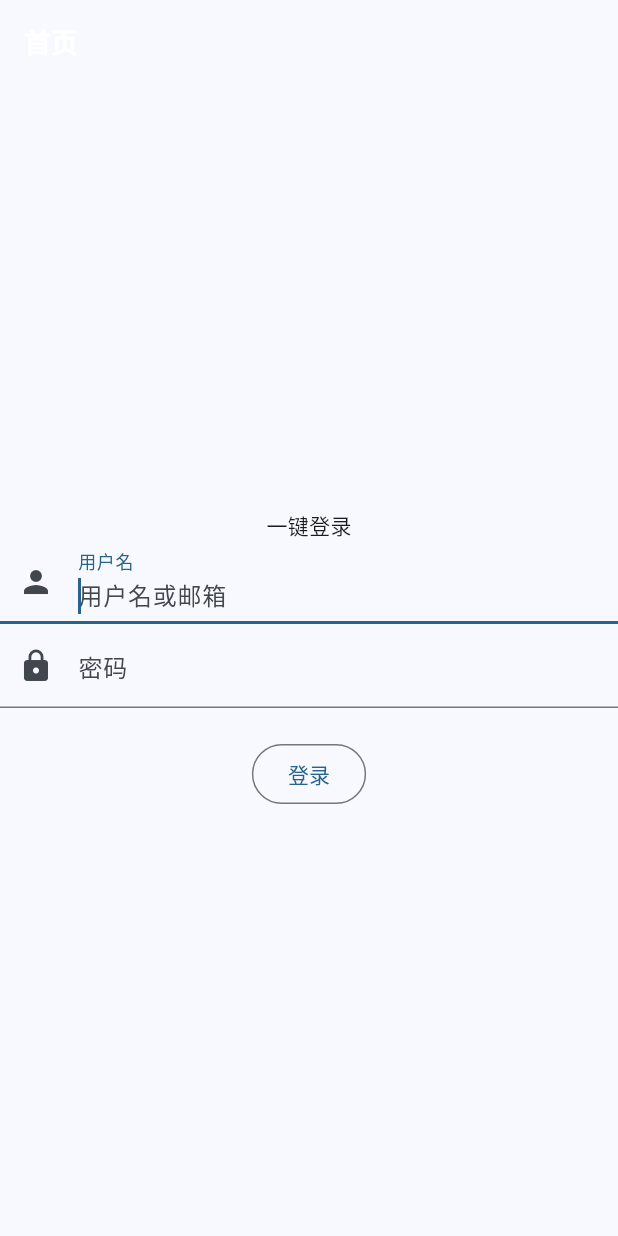
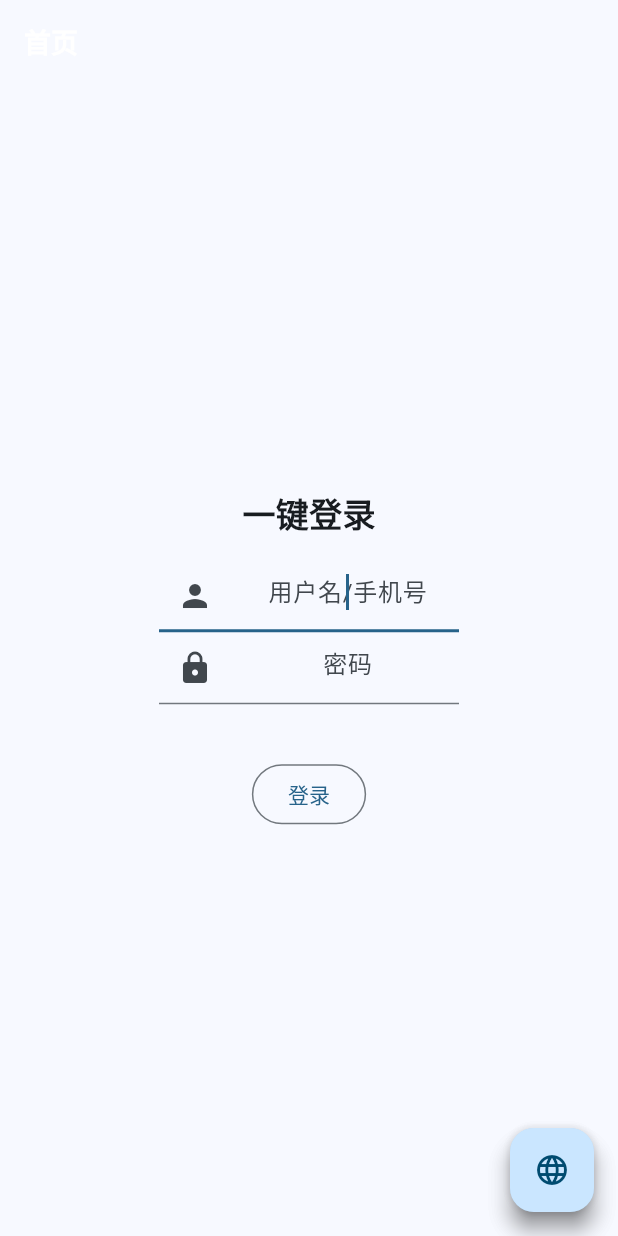
Before and after one commit to fennland/pin_demo, a Flutter app: the screen it shows after launch, on a phone screen of 412 x 824 dp. Run offline on Flutter 3.47's test engine with Material 2 defaults, Android fonts, the light colour scheme and no system bars; our stand-ins replace cached_network_image, flutter_cache_manager, fluttertoast, percent_indicator, permission_handler; missing offline and left inert: flutter_baidu_mapapi_base, flutter_baidu_mapapi_map, flutter_bmflocation, window_manager.

Commit message:
new bugs

```diff
--- a/lib/src/login/login.dart
+++ b/lib/src/login/login.dart
@@ -31,33 +31,53 @@ class _loginPageState extends State<loginPage> {
           ),
           centerTitle: false,
         ),
-      body: Column(
+        body: Center(
+          child: Column(
             mainAxisAlignment: MainAxisAlignment.center,
             crossAxisAlignment: CrossAxisAlignment.center,
             children: [
-          const Text("一键登录"),
-          const TextField(
+              Padding(
+                padding: const EdgeInsets.all(16.0),
+                child: Text(languageProvider.get("onekeyLogin"),
+                    style: const TextStyle(
+                        fontSize: 22.0, fontWeight: FontWeight.bold)),
+              ),
+              SizedBox(
+                width: 200.0,
+                child: TextField(
                   autofocus: true,
                   decoration: InputDecoration(
-                labelText: "用户名",
-                hintText: "用户名或邮箱",
+                      hintText: languageProvider.get("usernameLogin"),
                       prefixIcon: Icon(Icons.person)),
+                  textAlign: TextAlign.center,
                 ),
-          const TextField(
+              ),
+              SizedBox(
+                width: 200.0,
+                child: TextField(
                   decoration: InputDecoration(
-                labelText: "密码",
-                hintText: "您的登录密码",
+                      hintText: languageProvider.get("pwdLogin"),
                       prefixIcon: Icon(Icons.lock)),
+                  textAlign: TextAlign.center,
                   obscureText: true,
+                ),
               ),
               const SizedBox(
                 height: 20.0,
               ),
-          OutlinedButton(
+              Padding(
+                padding: const EdgeInsets.all(16.0),
+                child: OutlinedButton(
                     onPressed: onSubmitPressed,
-              child: Text(languageProvider.get("login")))
+                    child: Text(languageProvider.get("login"))),
+              )
             ],
           ),
-    );
+        ),
+        floatingActionButton: FloatingActionButton(
+          child: Icon(Icons.language),
+          onPressed: () => languageProvider.switchLanguage(),
+          heroTag: "login",
+        ));
   }
 }
--- a/lib/src/login/platformAlert.dart
+++ b/lib/src/login/platformAlert.dart
@@ -53,8 +53,8 @@ class _platformAlertState extends State<platformAlert> {
                 if (snapshot.data == true) {
                   return AlertDialog(
                     title: const Icon(Icons.warning),
-                  content:
-                      Text(languageProvider.get("unsupportedPlatformConfirm")),
+                    content: Text(
+                        languageProvider.get("unsupportedPlatformConfirm")),
                     actions: [
                       TextButton(
                         child: Text(languageProvider.get("cancel")),
@@ -77,6 +77,10 @@ class _platformAlertState extends State<platformAlert> {
                 return const loginPage();
               }
             }),
-    );
+        floatingActionButton: FloatingActionButton(
+          child: Icon(Icons.language),
+          onPressed: () => languageProvider.switchLanguage(),
+          heroTag: "alert",
+        ));
   }
 }
--- a/lib/src/mainPages/mypage.dart
+++ b/lib/src/mainPages/mypage.dart
@@ -145,7 +145,7 @@ class _myPageState extends State<myPage> {
                   title:
                       Text(languageProvider.get("help")), // 多语言支持 *experimental
                   onTap: () {
-                    print("yuh yuh~"); // TODO: 我的页面二级跳转
+                    debugPrint("yuh yuh~"); // TODO: 我的页面二级跳转
                   },
                 ),
                 ListTile(
@@ -181,7 +181,7 @@ class _myPageState extends State<myPage> {
                       Text(languageProvider.get("lang")), // 多语言支持 *experimental
                   onTap: () {
                     setState(() {
-                      languageProvider.switchLanguage("en-US");
+                      languageProvider.switchLanguage();
                       debugPrint(languageProvider.currentLanguage);
                     });
                   },
--- a/lib/src/strings/lang.dart
+++ b/lib/src/strings/lang.dart
@@ -6,6 +6,9 @@ class LanguageProvider with ChangeNotifier {
   final Map<String, dynamic> _languages = {
     'zh': {
       "login": "登录",
+      "onekeyLogin": "一键登录",
+      "usernameLogin": "用户名/手机号",
+      "pwdLogin": "密码",
       "unsupportedPlatformConfirm": "您正在使用网页版或桌面版，部分功能将会受限！",
       "curUser": "陈鹏",
       "curUserInfo": "Lv.1 PIN 会员",
@@ -22,9 +25,9 @@ class LanguageProvider with ChangeNotifier {
       "user1": "小美",
       "user1_sub": "沸羊羊傻逼",
       "user2": "三里屯火锅",
-      "user2_sub": "有没有人今晚出来草比？陈乐洋妈妈今晚出来草比男人我已经找好了",
-      "order0": "今晚出来草比",
-      "order0_sub": "10/22 22:00，炮房",
+      "user2_sub": "有没有人今晚出来？陈乐洋妈妈今晚出来男人我已经找好了",
+      "order0": "今晚出来",
+      "order0_sub": "10/22 22:00，房",
       "order1": "剧本杀！有没有人一起",
       "order1_sub": "10/21 14:30，集美 iOi",
       "order2": "一起发传单",
@@ -47,6 +50,9 @@ class LanguageProvider with ChangeNotifier {
     },
     'en': {
       "login": "Sign in",
+      "onekeyLogin": "QuickPass",
+      "usernameLogin": "Username/Phone",
+      "pwdLogin": "Password",
       "unsupportedPlatformConfirm":
           "You are currently on an unsupported platform, some functions will be restricted.",
       "curUser": "Fenn Xiao",
@@ -59,12 +65,12 @@ class LanguageProvider with ChangeNotifier {
       "setting": "Settings",
       "lang": "Languages",
       "user0": "Mike",
-      "user0_sub": "Fuck me bitch",
+      "user0_sub": "Lucky me",
       "user1": "Selina",
       "user1_sub": "Idiots.",
       "user2": "Tuna",
       "user2_sub": "I like playing football and shoot your nuts.",
-      "order0": "Fuck or Duck?",
+      "order0": "Luck or Duck?",
       "order0_sub": "10/22 22:00, Fifth Ave.",
       "order1": "Thank you, next.",
       "order1_sub": "10/21 14:30, Yuh-riana's Home",
@@ -97,7 +103,7 @@ class LanguageProvider with ChangeNotifier {
   }
 
   // 切换语言
-  void switchLanguage(String languageCode) {
+  void switchLanguage() {
     if (_currentLanguage == "zh") {
       _currentLanguage = "en";
     } else {
--- a/pubspec.yaml
+++ b/pubspec.yaml
@@ -49,6 +49,7 @@ dependencies:
   fluttertoast: ^8.2.2
   path_provider: ^2.1.1
   permission_handler: ^11.0.1
+  window_manager: ^0.3.7
 
 dev_dependencies:
   flutter_test:
@@ -59,7 +60,7 @@ dev_dependencies:
   # activated in the `analysis_options.yaml` file located at the root of your
   # package. See that file for information about deactivating specific lint
   # rules and activating additional ones.
-  flutter_lints: ^2.0.0
+  flutter_lints: ^3.0.0
 
 # For information on the generic Dart part of this file, see the
 # following page: https://dart.dev/tools/pub/pubspec
```
Also changed, not shown: lib/main.dart (+24 -37 lines), lib/src/utils.dart (+89 -1 lines), pubspec.lock, 9 other files. Lines whose indentation alone changed are shown as unchanged.
